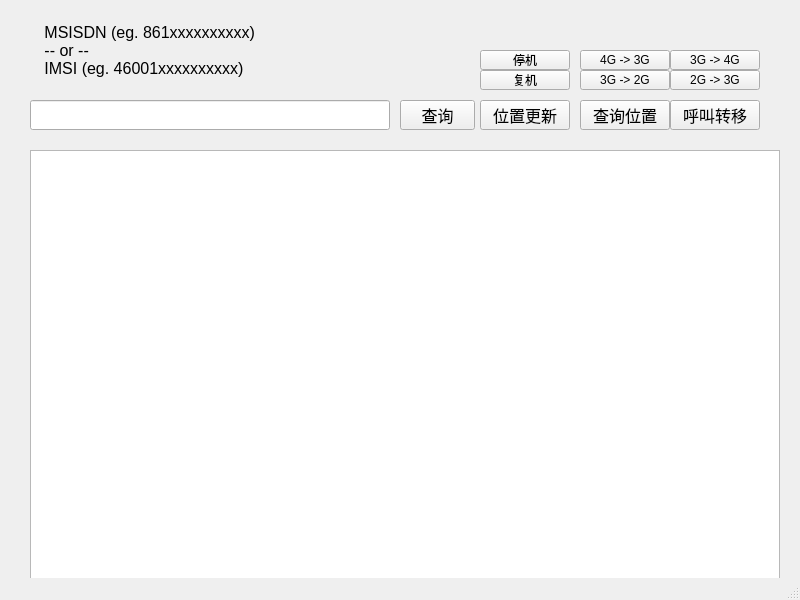
Above: DHLR.ui from winsphinx/DHLR before the change. Below: the same form after it.
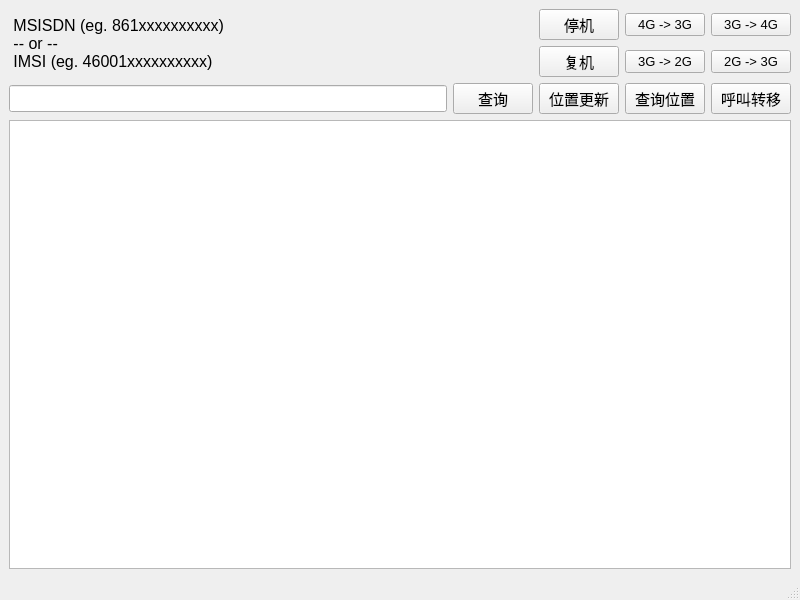
That is the form after the change. Icons and pictures are not drawn.

```diff
--- a/DHLR.ui
+++ b/DHLR.ui
@@ -36,66 +36,9 @@
     <normaloff>DHLR.ico</normaloff>DHLR.ico</iconset>
   </property>
   <widget class="QWidget" name="centralwidget">
-   <widget class="QTextBrowser" name="textBrowser">
-    <property name="geometry">
-     <rect>
-      <x>30</x>
-      <y>150</y>
-      <width>750</width>
-      <height>430</height>
-     </rect>
-    </property>
-    <property name="font">
-     <font>
-      <pointsize>12</pointsize>
-     </font>
-    </property>
-   </widget>
-   <widget class="QPushButton" name="btnQuery">
-    <property name="geometry">
-     <rect>
-      <x>400</x>
-      <y>100</y>
-      <width>75</width>
-      <height>30</height>
-     </rect>
-    </property>
-    <property name="font">
-     <font>
-      <pointsize>12</pointsize>
-     </font>
-    </property>
-    <property name="text">
-     <string>查询</string>
-    </property>
-   </widget>
-   <widget class="QLineEdit" name="inputBox">
-    <property name="geometry">
-     <rect>
-      <x>30</x>
-      <y>100</y>
-      <width>360</width>
-      <height>30</height>
-     </rect>
-    </property>
-    <property name="font">
-     <font>
-      <pointsize>12</pointsize>
-     </font>
-    </property>
-    <property name="maxLength">
-     <number>15</number>
-    </property>
-   </widget>
+   <layout class="QGridLayout" name="gridLayout">
+    <item row="0" column="0" rowspan="2">
    <widget class="QLabel" name="label">
-    <property name="geometry">
-     <rect>
-      <x>40</x>
-      <y>20</y>
-      <width>310</width>
-      <height>60</height>
-     </rect>
-    </property>
     <property name="font">
      <font>
       <pointsize>12</pointsize>
@@ -107,150 +50,161 @@
  IMSI (eg. 46001xxxxxxxxxx)</string>
     </property>
    </widget>
-   <widget class="QPushButton" name="btnLocUpd">
-    <property name="geometry">
-     <rect>
-      <x>480</x>
-      <y>100</y>
-      <width>90</width>
-      <height>30</height>
-     </rect>
-    </property>
+    </item>
+    <item row="0" column="2">
+     <widget class="QPushButton" name="btnStop">
     <property name="font">
      <font>
-      <pointsize>12</pointsize>
+        <pointsize>11</pointsize>
      </font>
     </property>
     <property name="text">
-     <string>位置更新</string>
-    </property>
-   </widget>
+       <string>停机</string>
+      </property>
+     </widget>
+    </item>
+    <item row="0" column="3">
    <widget class="QPushButton" name="btn4to3">
-    <property name="geometry">
-     <rect>
-      <x>580</x>
-      <y>50</y>
-      <width>90</width>
-      <height>20</height>
-     </rect>
+      <property name="font">
+       <font>
+        <pointsize>10</pointsize>
+       </font>
     </property>
     <property name="text">
      <string>4G -&gt; 3G</string>
     </property>
    </widget>
-   <widget class="QPushButton" name="btn3to2">
-    <property name="geometry">
-     <rect>
-      <x>580</x>
-      <y>70</y>
-      <width>90</width>
-      <height>20</height>
-     </rect>
-    </property>
-    <property name="minimumSize">
-     <size>
-      <width>0</width>
-      <height>20</height>
-     </size>
-    </property>
-    <property name="text">
-     <string>3G -&gt; 2G</string>
-    </property>
-   </widget>
+    </item>
+    <item row="0" column="4">
    <widget class="QPushButton" name="btn3to4">
-    <property name="geometry">
-     <rect>
-      <x>670</x>
-      <y>50</y>
-      <width>90</width>
-      <height>20</height>
-     </rect>
+      <property name="font">
+       <font>
+        <pointsize>10</pointsize>
+       </font>
     </property>
     <property name="text">
      <string>3G -&gt; 4G</string>
     </property>
    </widget>
+    </item>
+    <item row="1" column="2">
+     <widget class="QPushButton" name="btnRest">
+      <property name="minimumSize">
+       <size>
+        <width>0</width>
+        <height>20</height>
+       </size>
+      </property>
+      <property name="font">
+       <font>
+        <pointsize>11</pointsize>
+       </font>
+      </property>
+      <property name="text">
+       <string>复机</string>
+      </property>
+     </widget>
+    </item>
+    <item row="1" column="3">
+     <widget class="QPushButton" name="btn3to2">
+      <property name="minimumSize">
+       <size>
+        <width>0</width>
+        <height>20</height>
+       </size>
+      </property>
+      <property name="font">
+       <font>
+        <pointsize>10</pointsize>
+       </font>
+      </property>
+      <property name="text">
+       <string>3G -&gt; 2G</string>
+      </property>
+     </widget>
+    </item>
+    <item row="1" column="4">
    <widget class="QPushButton" name="btn2to3">
-    <property name="geometry">
-     <rect>
-      <x>670</x>
-      <y>70</y>
-      <width>90</width>
-      <height>20</height>
-     </rect>
+      <property name="font">
+       <font>
+        <pointsize>10</pointsize>
+       </font>
     </property>
     <property name="text">
      <string>2G -&gt; 3G</string>
     </property>
    </widget>
+    </item>
+    <item row="2" column="0">
+     <widget class="QLineEdit" name="inputBox">
+      <property name="font">
+       <font>
+        <pointsize>12</pointsize>
+       </font>
+      </property>
+      <property name="maxLength">
+       <number>15</number>
+      </property>
+     </widget>
+    </item>
+    <item row="2" column="1">
+     <widget class="QPushButton" name="btnQuery">
+      <property name="font">
+       <font>
+        <pointsize>11</pointsize>
+       </font>
+      </property>
+      <property name="text">
+       <string>查询</string>
+      </property>
+     </widget>
+    </item>
+    <item row="2" column="2">
+     <widget class="QPushButton" name="btnLocUpd">
+      <property name="font">
+       <font>
+        <pointsize>11</pointsize>
+       </font>
+      </property>
+      <property name="text">
+       <string>位置更新</string>
+      </property>
+     </widget>
+    </item>
+    <item row="2" column="3">
    <widget class="QPushButton" name="btnQueryOther">
-    <property name="geometry">
-     <rect>
-      <x>580</x>
-      <y>100</y>
-      <width>90</width>
-      <height>30</height>
-     </rect>
-    </property>
     <property name="font">
      <font>
-      <pointsize>12</pointsize>
+        <pointsize>11</pointsize>
      </font>
     </property>
     <property name="text">
      <string>查询位置</string>
     </property>
    </widget>
+    </item>
+    <item row="2" column="4">
    <widget class="QPushButton" name="btnCFx">
-    <property name="geometry">
-     <rect>
-      <x>670</x>
-      <y>100</y>
-      <width>90</width>
-      <height>30</height>
-     </rect>
-    </property>
     <property name="font">
      <font>
-      <pointsize>12</pointsize>
+        <pointsize>11</pointsize>
      </font>
     </property>
     <property name="text">
      <string>呼叫转移</string>
     </property>
    </widget>
-   <widget class="QPushButton" name="btnRest">
-    <property name="geometry">
-     <rect>
-      <x>480</x>
-      <y>70</y>
-      <width>90</width>
-      <height>20</height>
-     </rect>
-    </property>
-    <property name="minimumSize">
-     <size>
-      <width>0</width>
-      <height>20</height>
-     </size>
-    </property>
-    <property name="text">
-     <string>复机</string>
-    </property>
-   </widget>
-   <widget class="QPushButton" name="btnStop">
-    <property name="geometry">
-     <rect>
-      <x>480</x>
-      <y>50</y>
-      <width>90</width>
-      <height>20</height>
-     </rect>
-    </property>
-    <property name="text">
-     <string>停机</string>
-    </property>
-   </widget>
+    </item>
+    <item row="3" column="0" colspan="5">
+     <widget class="QTextBrowser" name="textBrowser">
+      <property name="font">
+       <font>
+        <pointsize>12</pointsize>
+       </font>
+      </property>
+     </widget>
+    </item>
+   </layout>
   </widget>
   <widget class="QMenuBar" name="menubar">
    <property name="geometry">
```
Lines whose indentation alone changed are shown as unchanged.
